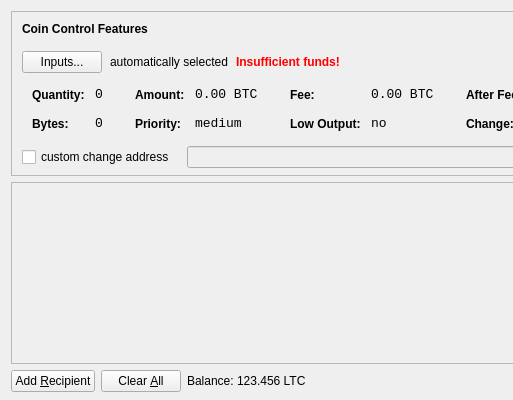
Old version of the form src/qt/forms/sendcoinsdialog.ui in the repository novaexchange/NUT; both pictures show x 0 to 513 and y 0 to 400 of the 850 by 400 pixel window.
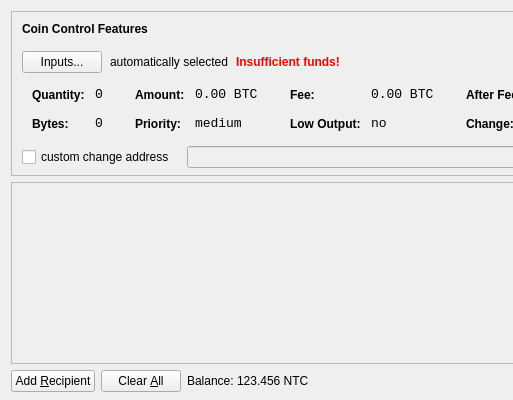
New version of the form. Icons and pictures are not drawn.

What changed in the file:
```diff
--- a/src/qt/forms/sendcoinsdialog.ui
+++ b/src/qt/forms/sendcoinsdialog.ui
@@ -720,7 +720,7 @@
           <cursorShape>IBeamCursor</cursorShape>
          </property>
          <property name="text">
-          <string>123.456 LTC</string>
+          <string>123.456 NTC</string>
          </property>
          <property name="textInteractionFlags">
           <set>Qt::LinksAccessibleByMouse|Qt::TextSelectableByKeyboard|Qt::TextSelectableByMouse</set>
```
